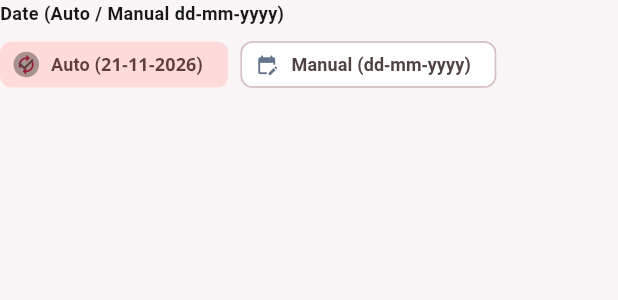
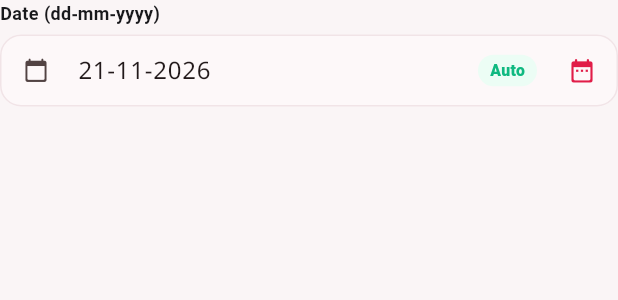
Before and after one commit to Haseeb-ML/bolan-gasoline-erp, a Flutter app: the ErpDateEntryField widget shown alone on an empty page, opened directly with empty values, on a phone screen of 412 x 824 dp. Shown: the top 300 px of the screen. Run offline on Flutter 3.47's test engine with Material 3 defaults, Android fonts, the phone set to English and light mode, and no system bars; our stand-ins replace web; missing offline and left inert: dart:js_interop; accounts and stored records are empty; network calls fail; Roboto replaces fonts that are missing (Plus Jakarta Sans).

Commit message:
Simplify Date input into a single clean Auto-filled dd-mm-yyyy field with Today & Calendar actions

```diff
--- a/lib/presentation/widgets/common_widgets.dart
+++ b/lib/presentation/widgets/common_widgets.dart
@@ -2031,13 +2031,11 @@ class ErpDateEntryField extends StatefulWidget {
 }
 
 class _ErpDateEntryFieldState extends State<ErpDateEntryField> {
-  late bool _isAuto;
   late TextEditingController _dateCtrl;
 
   @override
   void initState() {
     super.initState();
-    _isAuto = !widget.isEdit;
     _dateCtrl =
         TextEditingController(text: formatDateDdMmYyyy(widget.initialDate));
   }
@@ -2052,12 +2050,14 @@ class _ErpDateEntryFieldState extends State<ErpDateEntryField> {
   Widget build(BuildContext context) {
     final erp = context.erp;
     final isUrdu = widget.isUrdu;
+    final todayStr = formatDateDdMmYyyy(DateTime.now());
+    final isToday = _dateCtrl.text.trim() == todayStr;
+
     return Column(
       crossAxisAlignment: CrossAxisAlignment.start,
       children: [
         Text(
-          tr(isUrdu, 'Date (Auto / Manual dd-mm-yyyy)',
-              'تاریخ (خودکار / دستی dd-mm-yyyy)'),
+          tr(isUrdu, 'Date (dd-mm-yyyy)', 'تاریخ (dd-mm-yyyy)'),
           style: TextStyle(
             fontSize: 12,
             fontWeight: FontWeight.w700,
@@ -2065,53 +2065,6 @@ class _ErpDateEntryFieldState extends State<ErpDateEntryField> {
           ),
         ),
         const SizedBox(height: 6),
-        Wrap(
-          spacing: 8,
-          runSpacing: 6,
-          crossAxisAlignment: WrapCrossAlignment.center,
-          children: [
-            ChoiceChip(
-              visualDensity: VisualDensity.compact,
-              avatar: Icon(
-                Icons.autorenew_rounded,
-                size: 15,
-                color: _isAuto ? erp.primary : erp.textMuted,
-              ),
-              label: Text(
-                tr(isUrdu, 'Auto (${formatDateDdMmYyyy(DateTime.now())})',
-                    'خودکار (${formatDateDdMmYyyy(DateTime.now())})'),
-                style: const TextStyle(fontSize: 12, fontWeight: FontWeight.w700),
-              ),
-              selected: _isAuto,
-              onSelected: (_) {
-                setState(() {
-                  _isAuto = true;
-                  final now = DateTime.now();
-                  _dateCtrl.text = formatDateDdMmYyyy(now);
-                  widget.onChanged(now);
-                });
-              },
-            ),
-            ChoiceChip(
-              visualDensity: VisualDensity.compact,
-              avatar: Icon(
-                Icons.edit_calendar_rounded,
-                size: 15,
-                color: !_isAuto ? erp.primary : erp.textMuted,
-              ),
-              label: Text(
-                tr(isUrdu, 'Manual (dd-mm-yyyy)', 'دستی (dd-mm-yyyy)'),
-                style: const TextStyle(fontSize: 12, fontWeight: FontWeight.w700),
-              ),
-              selected: !_isAuto,
-              onSelected: (_) {
-                setState(() => _isAuto = false);
-              },
-            ),
-          ],
-        ),
-        if (!_isAuto) ...[
-          const SizedBox(height: 8),
         Directionality(
           textDirection: TextDirection.ltr,
           child: TextFormField(
@@ -2119,11 +2072,58 @@ class _ErpDateEntryFieldState extends State<ErpDateEntryField> {
             keyboardType: TextInputType.number,
             inputFormatters: [_DdMmYyyyInputFormatter()],
             decoration: InputDecoration(
-                hintText: 'dd-mm-yyyy (e.g. 21-11-2026)',
+              hintText: 'dd-mm-yyyy',
               prefixIcon: const Icon(Icons.calendar_today_rounded, size: 17),
-                suffixIcon: IconButton(
-                  tooltip: tr(isUrdu, 'Pick from Calendar', 'کیلنڈر سے منتخب کریں'),
-                  icon: Icon(Icons.date_range_rounded, color: erp.primary),
+              suffixIcon: Row(
+                mainAxisSize: MainAxisSize.min,
+                children: [
+                  if (!isToday)
+                    TextButton(
+                      style: TextButton.styleFrom(
+                        visualDensity: VisualDensity.compact,
+                        padding: const EdgeInsets.symmetric(horizontal: 8),
+                      ),
+                      onPressed: () {
+                        final now = DateTime.now();
+                        setState(() {
+                          _dateCtrl.text = formatDateDdMmYyyy(now);
+                        });
+                        widget.onChanged(now);
+                      },
+                      child: Text(
+                        tr(isUrdu, 'Today', 'آج'),
+                        style: TextStyle(
+                          fontSize: 11.5,
+                          fontWeight: FontWeight.w800,
+                          color: erp.primary,
+                        ),
+                      ),
+                    )
+                  else
+                    Padding(
+                      padding: const EdgeInsets.symmetric(horizontal: 6),
+                      child: Container(
+                        padding: const EdgeInsets.symmetric(
+                            horizontal: 8, vertical: 3),
+                        decoration: BoxDecoration(
+                          color: erp.successSoft,
+                          borderRadius: BorderRadius.circular(999),
+                        ),
+                        child: Text(
+                          tr(isUrdu, 'Auto', 'آج'),
+                          style: TextStyle(
+                            fontSize: 10.5,
+                            fontWeight: FontWeight.w800,
+                            color: erp.success,
+                          ),
+                        ),
+                      ),
+                    ),
+                  IconButton(
+                    tooltip:
+                        tr(isUrdu, 'Pick from Calendar', 'کیلنڈر سے منتخب کریں'),
+                    icon: Icon(Icons.date_range_rounded,
+                        size: 19, color: erp.primary),
                     onPressed: () async {
                       final current = parseDdMmYyyy(_dateCtrl.text,
                               timeSource: widget.initialDate) ??
@@ -2151,8 +2151,11 @@ class _ErpDateEntryFieldState extends State<ErpDateEntryField> {
                       }
                     },
                   ),
+                ],
+              ),
             ),
             onChanged: (val) {
+              setState(() {});
               final parsed =
                   parseDdMmYyyy(val, timeSource: widget.initialDate);
               if (parsed != null) {
@@ -2160,14 +2163,13 @@ class _ErpDateEntryFieldState extends State<ErpDateEntryField> {
               }
             },
             validator: (val) {
-                if (_isAuto) return null;
               final parsed =
                   parseDdMmYyyy(val ?? '', timeSource: widget.initialDate);
               if (parsed == null) {
                 return tr(
                   isUrdu,
-                    'Enter valid date in dd-mm-yyyy format',
-                    'درست تاریخ dd-mm-yyyy فارمیٹ میں درج کریں',
+                  'Enter valid date (dd-mm-yyyy)',
+                  'درست تاریخ درج کریں (dd-mm-yyyy)',
                 );
               }
               return null;
@@ -2175,7 +2177,6 @@ class _ErpDateEntryFieldState extends State<ErpDateEntryField> {
           ),
         ),
       ],
-      ],
-    );
-  }
-}
+    );
+  }
+}
```
Also changed, not shown: 2 other files. Lines whose indentation alone changed are shown as unchanged.
